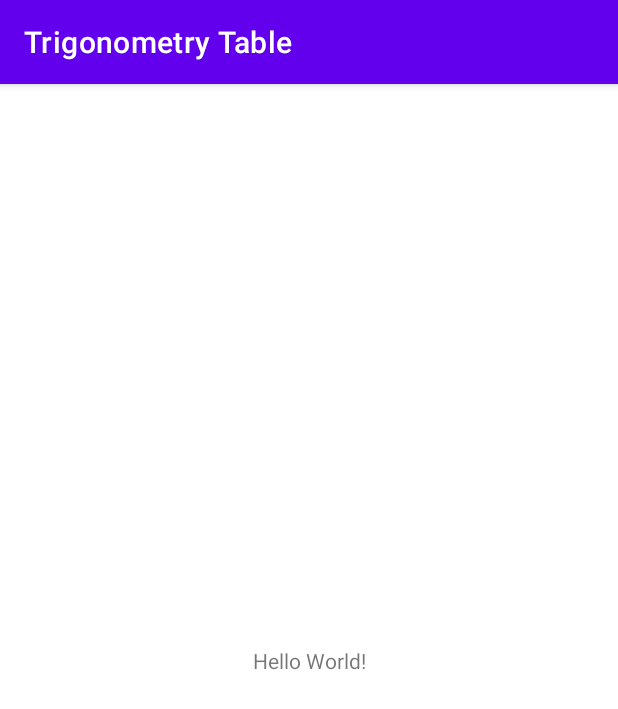
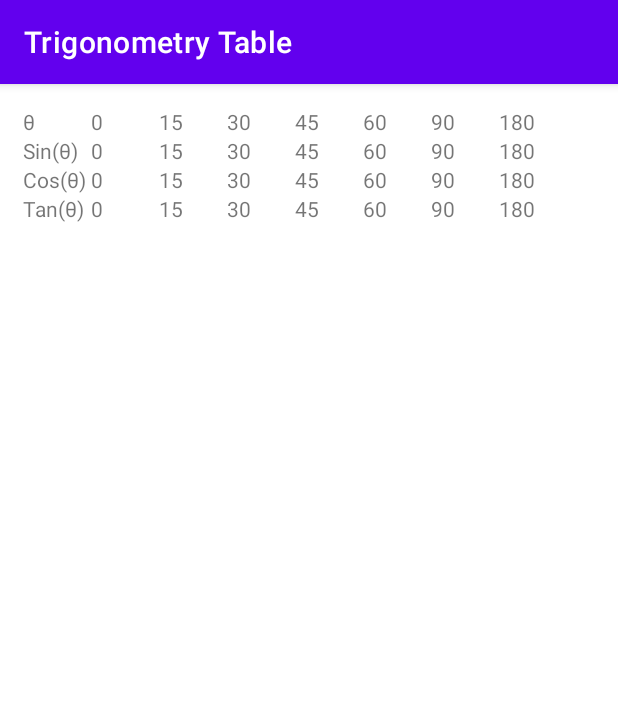
Before and after one commit to Nyandago/TrigonometryTable, an Android app: the screen it shows after launch (MainActivity), on a phone screen of 412 x 824 dp. Shown: the top 709 px of the screen. Run offline under Robolectric (Android 15) with nearby library versions, the phone set to English and light mode, and no system bars.

Commit message:
Table layout

```diff
--- a/app/src/main/res/layout/activity_main.xml
+++ b/app/src/main/res/layout/activity_main.xml
@@ -6,13 +6,197 @@
     android:layout_height="match_parent"
     tools:context=".MainActivity">
 
-    <TextView
-        android:layout_width="wrap_content"
-        android:layout_height="wrap_content"
-        android:text="Hello World!"
-        app:layout_constraintBottom_toBottomOf="parent"
-        app:layout_constraintEnd_toEndOf="parent"
-        app:layout_constraintStart_toStartOf="parent"
-        app:layout_constraintTop_toTopOf="parent" />
+    <TableLayout
+        android:layout_width="match_parent"
+        android:layout_height="match_parent"
+        android:padding="15dp">
 
+        <TableRow
+            android:layout_width="fill_parent"
+            android:layout_height="fill_parent">
+
+            <TextView
+                android:layout_width="45dp"
+                android:layout_height="wrap_content"
+                android:text="@string/theta" />
+
+
+            <TextView
+                android:layout_width="45dp"
+                android:layout_height="wrap_content"
+                android:text="0" />
+
+            <TextView
+                android:layout_width="45dp"
+                android:layout_height="wrap_content"
+                android:text="15" />
+
+            <TextView
+                android:layout_width="45dp"
+                android:layout_height="wrap_content"
+                android:text="30" />
+
+            <TextView
+                android:layout_width="45dp"
+                android:layout_height="wrap_content"
+                android:text="45" />
+
+            <TextView
+                android:layout_width="45dp"
+                android:layout_height="wrap_content"
+                android:text="60" />
+
+            <TextView
+                android:layout_width="45dp"
+                android:layout_height="wrap_content"
+                android:text="90" />
+
+            <TextView
+                android:layout_width="45dp"
+                android:layout_height="wrap_content"
+                android:text="180" />
+        </TableRow>
+
+
+        <TableRow
+            android:layout_width="fill_parent"
+            android:layout_height="fill_parent">
+
+            <TextView
+                android:layout_width="45dp"
+                android:layout_height="wrap_content"
+                android:text="@string/sinTheta" />
+
+
+            <TextView
+                android:layout_width="45dp"
+                android:layout_height="wrap_content"
+                android:text="0" />
+
+            <TextView
+                android:layout_width="45dp"
+                android:layout_height="wrap_content"
+                android:text="15" />
+
+            <TextView
+                android:layout_width="45dp"
+                android:layout_height="wrap_content"
+                android:text="30" />
+
+            <TextView
+                android:layout_width="45dp"
+                android:layout_height="wrap_content"
+                android:text="45" />
+
+            <TextView
+                android:layout_width="45dp"
+                android:layout_height="wrap_content"
+                android:text="60" />
+
+            <TextView
+                android:layout_width="45dp"
+                android:layout_height="wrap_content"
+                android:text="90" />
+
+            <TextView
+                android:layout_width="45dp"
+                android:layout_height="wrap_content"
+                android:text="180" />
+        </TableRow>
+
+        <TableRow
+            android:layout_width="fill_parent"
+            android:layout_height="fill_parent">
+
+            <TextView
+                android:layout_width="45dp"
+                android:layout_height="wrap_content"
+                android:text="@string/cosTheta" />
+
+
+            <TextView
+                android:layout_width="45dp"
+                android:layout_height="wrap_content"
+                android:text="0" />
+
+            <TextView
+                android:layout_width="45dp"
+                android:layout_height="wrap_content"
+                android:text="15" />
+
+            <TextView
+                android:layout_width="45dp"
+                android:layout_height="wrap_content"
+                android:text="30" />
+
+            <TextView
+                android:layout_width="45dp"
+                android:layout_height="wrap_content"
+                android:text="45" />
+
+            <TextView
+                android:layout_width="45dp"
+                android:layout_height="wrap_content"
+                android:text="60" />
+
+            <TextView
+                android:layout_width="45dp"
+                android:layout_height="wrap_content"
+                android:text="90" />
+
+            <TextView
+                android:layout_width="45dp"
+                android:layout_height="wrap_content"
+                android:text="180" />
+        </TableRow>
+
+        <TableRow
+            android:layout_width="fill_parent"
+            android:layout_height="fill_parent">
+
+            <TextView
+                android:layout_width="45dp"
+                android:layout_height="wrap_content"
+                android:text="@string/tanTheta" />
+
+
+            <TextView
+                android:layout_width="45dp"
+                android:layout_height="wrap_content"
+                android:text="0" />
+
+            <TextView
+                android:layout_width="45dp"
+                android:layout_height="wrap_content"
+                android:text="15" />
+
+            <TextView
+                android:layout_width="45dp"
+                android:layout_height="wrap_content"
+                android:text="30" />
+
+            <TextView
+                android:layout_width="45dp"
+                android:layout_height="wrap_content"
+                android:text="45" />
+
+            <TextView
+                android:layout_width="45dp"
+                android:layout_height="wrap_content"
+                android:text="60" />
+
+            <TextView
+                android:layout_width="45dp"
+                android:layout_height="wrap_content"
+                android:text="90" />
+
+            <TextView
+                android:layout_width="45dp"
+                android:layout_height="wrap_content"
+                android:text="180" />
+        </TableRow>
+
+
+
+    </TableLayout>
 </androidx.constraintlayout.widget.ConstraintLayout>
--- a/app/src/main/res/values/strings.xml
+++ b/app/src/main/res/values/strings.xml
@@ -1,3 +1,7 @@
 <resources>
     <string name="app_name">Trigonometry Table</string>
+    <string name="theta">\u03B8</string>
+    <string name="sinTheta">Sin(\u03B8)</string>
+    <string name="cosTheta">Cos(\u03B8)</string>
+    <string name="tanTheta">Tan(\u03B8)</string>
 </resources>
```
